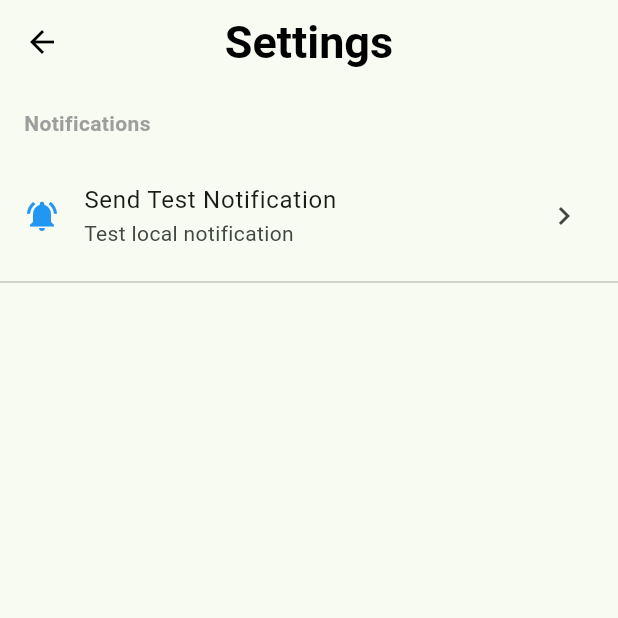
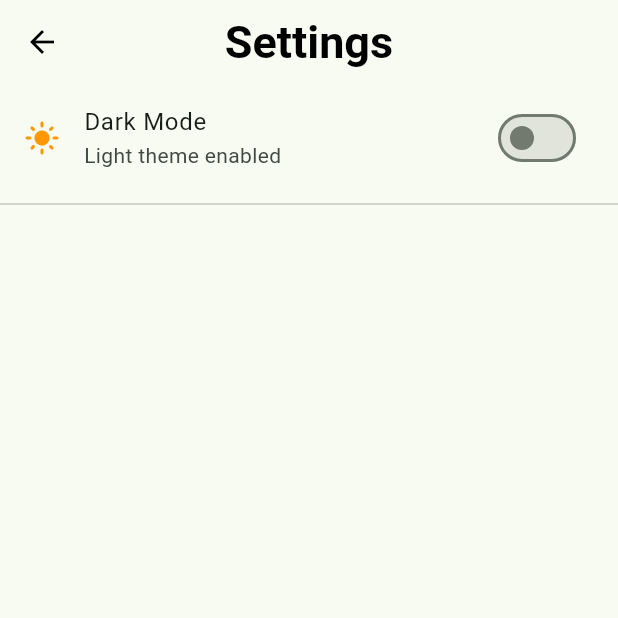
Before and after one commit to SuHwanYoon/Flutter-Todo-App, a Flutter app: the screen it shows once a user with an empty profile is signed in, item 5 of the bottom bar chosen, after a tap on the "settings" icon, on a phone screen of 412 x 824 dp, the top half of it. Run offline on Flutter 3.47's test engine with Material 3 defaults, Android fonts, the phone set to English and light mode, and no system bars; our stand-ins replace cloud_firestore, firebase_auth, firebase_core, flutter_datetime_picker_plus, flutter_local_notifications, flutter_riverpod and 7 more; missing offline and left inert: app_settings; accounts and stored records are empty; generated files the repository leaves out were written again.

Commit message:
Dark_mode feature using shared_preferences dependency

```diff
--- a/lib/features/authentication/presentation/screens/settings_screen.dart
+++ b/lib/features/authentication/presentation/screens/settings_screen.dart
@@ -1,62 +1,35 @@
 import 'package:flutter/material.dart';
-import 'package:flutter_todo_app/utils/notification_helper.dart';
+import 'package:flutter_riverpod/flutter_riverpod.dart';
+import 'package:flutter_todo_app/utils/theme_provider.dart';
 
-class SettingsScreen extends StatelessWidget {
+class SettingsScreen extends ConsumerWidget {
   const SettingsScreen({super.key});
 
   @override
-  Widget build(BuildContext context) {
+  Widget build(BuildContext context, WidgetRef ref) {
+    final themeMode = ref.watch(appThemeModeProvider);
+    final isDarkMode = themeMode == ThemeMode.dark;
+
     return Scaffold(
       appBar: AppBar(
         title: const Text('Settings'),
       ),
       body: ListView(
         children: [
-          // Notification Settings Section
-          const Padding(
-            padding: EdgeInsets.all(16.0),
-            child: Text(
-              'Notifications',
-              style: TextStyle(
-                fontSize: 14,
-                fontWeight: FontWeight.bold,
-                color: Colors.grey,
-              ),
+          // 다크 모드 설정
+          SwitchListTile(
+            title: const Text('Dark Mode'),
+            subtitle: Text(isDarkMode ? 'Dark theme enabled' : 'Light theme enabled'),
+            secondary: Icon(
+              isDarkMode ? Icons.dark_mode : Icons.light_mode,
+              color: isDarkMode ? Colors.amber : Colors.orange,
             ),
-          ),
-          ListTile(
-            leading: const Icon(Icons.notifications_active, color: Colors.blue),
-            title: const Text('Send Test Notification'),
-            subtitle: const Text('Test local notification'),
-            trailing: const Icon(Icons.chevron_right),
-            onTap: () async {
-              await NotificationHelper.showNotification(
-                id: 0,
-                title: 'Test Notification',
-                body: 'Local notification is working! 🎉',
-              );
+            value: isDarkMode,
+            onChanged: (value) {
+              ref.read(appThemeModeProvider.notifier).toggleTheme();
             },
           ),
           const Divider(),
-
-          // More settings can be added here later
-          // const Padding(
-          //   padding: EdgeInsets.all(16.0),
-          //   child: Text(
-          //     'General',
-          //     style: TextStyle(
-          //       fontSize: 14,
-          //       fontWeight: FontWeight.bold,
-          //       color: Colors.grey,
-          //     ),
-          //   ),
-          // ),
-          // ListTile(
-          //   leading: Icon(Icons.language),
-          //   title: Text('Language'),
-          //   trailing: Icon(Icons.chevron_right),
-          //   onTap: () {},
-          // ),
         ],
       ),
     );
--- a/lib/main.dart
+++ b/lib/main.dart
@@ -4,6 +4,7 @@ import 'package:flutter/services.dart';
 import 'package:flutter_riverpod/flutter_riverpod.dart';
 import 'package:flutter_todo_app/firebase_options.dart';
 import 'package:flutter_todo_app/routes/routes.dart';
+import 'package:flutter_todo_app/utils/theme_provider.dart';
 import 'package:flutter_local_notifications/flutter_local_notifications.dart';
 import 'package:timezone/data/latest_all.dart' as tz;
 import 'package:timezone/timezone.dart' as tz;
@@ -66,6 +67,9 @@ class MyApp extends ConsumerWidget {
   // ref: Riverpod의 Provider에 접근하기 위한 객체
   @override
   Widget build(BuildContext context, WidgetRef ref) {
+    // 현재 테마 모드 가져오기
+    final themeMode = ref.watch(appThemeModeProvider);
+
     // MaterialApp.router는 GoRouter와 같은 라우팅 패키지를 사용할 때 쓰는 위젯입니다.
     return MaterialApp.router(
       // 라우팅 설정을 지정합니다.
@@ -80,33 +84,14 @@ class MyApp extends ConsumerWidget {
       // 디버그 모드일 때 화면 오른쪽 위에 표시되는 'DEBUG' 배너를 숨깁니다.
       debugShowCheckedModeBanner: false,
 
-      // theme는 앱 전체의 디자인 스타일(색상, 글꼴 등)을 지정합니다.
-      theme: ThemeData(
-        // 앱의 기본 색상 팔레트를 설정합니다.
-        // seedColor 하나만 지정하면 Material 3 디자인 시스템에 따라
-        // 관련된 여러 색상(primary, secondary 등)이 자동으로 생성됩니다.
-        colorScheme: ColorScheme.fromSeed(seedColor: Colors.green),
+      // 테마 모드 설정 (light, dark, system)
+      themeMode: themeMode,
 
-        // 앱 전체에 Material 3 디자인을 적용합니다.
-        // 최신 안드로이드 디자인 가이드라인으로, 더 현대적인 UI를 제공합니다.
-        // ios의 경우 Cupertino 디자인이 기본이지만,
-        // Material 3를 적용하면 안드로이드와 유사한 디자인이 됩니다
-        useMaterial3: true,
-        // ios, android모두에서 동일한 UI를 위해 appbarTheme를 주석처리합니다.
-        // 만약 ios에서 Cupertino 디자인을 유지하고 싶다면
-        // appBarTheme를 주석처리하고, statusBarBrightness만 설정하면 됩니다
-        // appBarTheme는 앱바의 전반적인 스타일을 지정합니다.
-        appBarTheme: const AppBarTheme(
-          centerTitle: true,
-          // foregroundColor는 앱바의 아이콘과 텍스트 색상을 지정합니다.
-          foregroundColor: Colors.black,
-          titleTextStyle: TextStyle(
-            fontSize: 30,
-            fontWeight: FontWeight.bold,
-            color: Colors.black
-          ),
-        ),
-      ),
+      // Light 테마 설정
+      theme: lightTheme,
+
+      // Dark 테마 설정
+      darkTheme: darkTheme,
     );
   }
 }
--- /dev/null
+++ b/lib/utils/theme_provider.dart
@@ -0,0 +1,78 @@
+import 'package:flutter/material.dart';
+import 'package:riverpod_annotation/riverpod_annotation.dart';
+import 'package:shared_preferences/shared_preferences.dart';
+
+part 'theme_provider.g.dart';
+
+// SharedPreferences 키
+const String _themeModeKey = 'theme_mode';
+
+// 테마 모드 Provider
+@Riverpod(keepAlive: true)
+class AppThemeMode extends _$AppThemeMode {
+  @override
+  ThemeMode build() {
+    // 초기값은 light mode, 이후 SharedPreferences에서 불러옴
+    _loadThemeMode();
+    return ThemeMode.light;
+  }
+
+  Future<void> _loadThemeMode() async {
+    final prefs = await SharedPreferences.getInstance();
+    final isDarkMode = prefs.getBool(_themeModeKey) ?? false;
+    state = isDarkMode ? ThemeMode.dark : ThemeMode.light;
+  }
+
+  Future<void> toggleTheme() async {
+    final prefs = await SharedPreferences.getInstance();
+    final isDarkMode = state == ThemeMode.dark;
+
+    // 반대로 전환
+    state = isDarkMode ? ThemeMode.light : ThemeMode.dark;
+    await prefs.setBool(_themeModeKey, !isDarkMode);
+  }
+
+  Future<void> setThemeMode(ThemeMode mode) async {
+    final prefs = await SharedPreferences.getInstance();
+    state = mode;
+    await prefs.setBool(_themeModeKey, mode == ThemeMode.dark);
+  }
+}
+
+// Light 테마 정의
+final lightTheme = ThemeData(
+  brightness: Brightness.light,
+  colorScheme: ColorScheme.fromSeed(
+    seedColor: Colors.green,
+    brightness: Brightness.light,
+  ),
+  useMaterial3: true,
+  appBarTheme: const AppBarTheme(
+    centerTitle: true,
+    foregroundColor: Colors.black,
+    titleTextStyle: TextStyle(
+      fontSize: 30,
+      fontWeight: FontWeight.bold,
+      color: Colors.black,
+    ),
+  ),
+);
+
+// Dark 테마 정의
+final darkTheme = ThemeData(
+  brightness: Brightness.dark,
+  colorScheme: ColorScheme.fromSeed(
+    seedColor: Colors.green,
+    brightness: Brightness.dark,
+  ),
+  useMaterial3: true,
+  appBarTheme: const AppBarTheme(
+    centerTitle: true,
+    foregroundColor: Colors.white,
+    titleTextStyle: TextStyle(
+      fontSize: 30,
+      fontWeight: FontWeight.bold,
+      color: Colors.white,
+    ),
+  ),
+);
--- a/pubspec.yaml
+++ b/pubspec.yaml
@@ -49,6 +49,7 @@ dependencies:
   flutter_local_notifications: ^19.5.0
   flutter_datetime_picker_plus: ^2.2.0
   app_settings: ^6.1.1
+  shared_preferences: ^2.5.3
 
 dev_dependencies:
   flutter_test:
```
Also changed, not shown: lib/features/task_management/presentation/widgets/task_item.dart (+25 -7 lines), lib/utils/theme_provider.g.dart (added), pubspec.lock, 1 other file.
